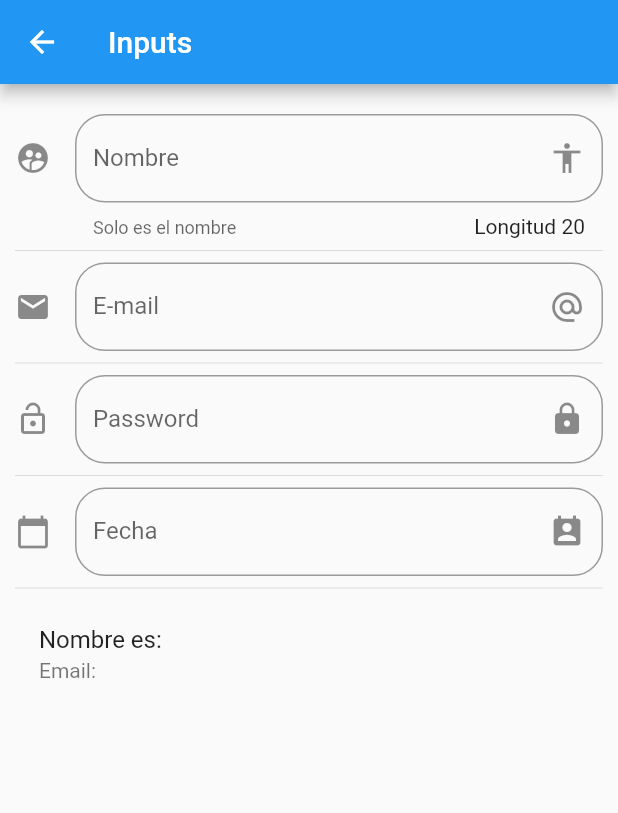
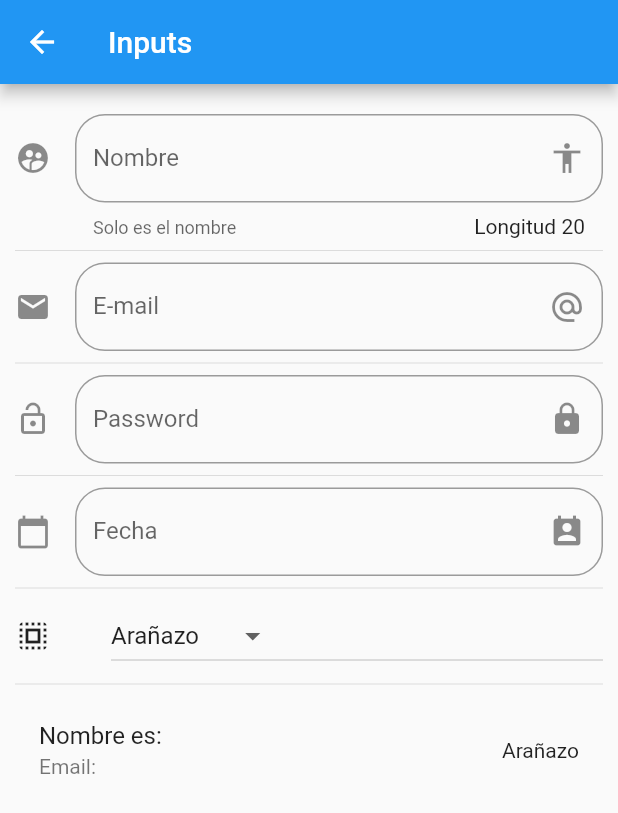
Before and after one commit to ocaparrostortosa/flutter-first-steps, a Flutter app: the InputsPage screen opened by its route, on a phone screen of 412 x 824 dp. Shown: the top 813 px of the screen. Run offline on Flutter 3.47's test engine with Material 2 defaults, Android fonts, the phone set to English and light mode, and no system bars.

Commit message:
Added a new DropDown widget

```diff
--- a/flutter_widgets/lib/src/pages/inputs_page.dart
+++ b/flutter_widgets/lib/src/pages/inputs_page.dart
@@ -8,33 +8,40 @@ class InputsPage extends StatefulWidget {
 }
 
 class _InputsPageState extends State<InputsPage> {
-
   String _nombre = "";
   String _email = "";
   String _password = "";
 
   String _fecha = "";
-  TextEditingController _inputFieldDateController = new TextEditingController(); //Controlador de la fecha en la caja de texto
+  TextEditingController _inputFieldDateController =
+      new TextEditingController(); //Controlador de la fecha en la caja de texto
 
   int _longitudMax = 20;
   int _longitudNombre = 20;
 
+  List<String> _ataques = ['Arañazo', 'Latigo zepa', 'Cabezazo'];
+  String _opcionSeleccionada =
+      "Arañazo"; //Valor por defecto de la opcion de ataques
 
   @override
   Widget build(BuildContext context) {
     return Scaffold(
-      appBar: AppBar(title: Text("Inputs"),),
+      appBar: AppBar(
+        title: Text("Inputs"),
+      ),
       body: ListView(
         padding: EdgeInsets.symmetric(horizontal: 10.0, vertical: 20.0),
         children: <Widget>[
           _crearInput(),
           Divider(),
           _crearEmail(),
-           Divider(),
+          Divider(),
           _crearPassword(),
-           Divider(),
-           _crearFecha(context),
-           Divider(),
+          Divider(),
+          _crearFecha(context),
+          Divider(),
+          _crearDropwDown(),
+          Divider(),
           _crearPersona(),
         ],
       ),
@@ -42,9 +49,7 @@ class _InputsPageState extends State<InputsPage> {
   }
 
   Widget _crearInput() {
-
     return TextField(
-
       //autofocus: true,
       maxLength: _longitudMax,
       textCapitalization: TextCapitalization.sentences,
@@ -59,29 +64,60 @@ class _InputsPageState extends State<InputsPage> {
           borderRadius: BorderRadius.circular(20.0),
         ),
       ),
-      onChanged: (valor){
+      onChanged: (valor) {
         setState(() {
           _nombre = valor;
           _longitudNombre = _longitudMax - valor.length;
         });
       },
-
-    );
-
-  }
-
-
-  Widget _crearPersona(){
-    return ListTile(
-
-      title: Text("Nombre es: $_nombre"),
-      subtitle: Text("Email: $_email"),
-
     );
   }
 
+//Lista de elementos para el dropdown
+  List<DropdownMenuItem<String>> _getOpcionesDropDown() {
+    List<DropdownMenuItem<String>> lista = new List();
 
-  Widget _crearEmail(){
+    _ataques.forEach((ataque) {
+      lista.add(DropdownMenuItem(
+        child: Text(ataque),
+        value: ataque,
+      ));
+    });
+
+    return lista;
+  }
+
+  Widget _crearDropwDown() {
+    return Row(
+      children: <Widget>[
+        Icon(Icons.select_all),
+        SizedBox(
+          width: 40.0,
+        ),
+        Expanded(
+          child: DropdownButton(
+            value: _opcionSeleccionada,
+            items: _getOpcionesDropDown(),
+            onChanged: (opcion) {
+              setState(() {
+                _opcionSeleccionada = opcion;
+              });
+            },
+          ),
+        )
+      ],
+    );
+  }
+
+  Widget _crearPersona() {
+    return ListTile(
+      title: Text("Nombre es: $_nombre"),
+      subtitle: Text("Email: $_email"),
+      trailing: Text(_opcionSeleccionada),
+    );
+  }
+
+  Widget _crearEmail() {
     return TextField(
       keyboardType: TextInputType.emailAddress,
       decoration: InputDecoration(
@@ -93,13 +129,13 @@ class _InputsPageState extends State<InputsPage> {
           borderRadius: BorderRadius.circular(20.0),
         ),
       ),
-      onChanged: (valor) => setState((){_email = valor;}),
-
-
+      onChanged: (valor) => setState(() {
+        _email = valor;
+      }),
     );
   }
 
-  Widget _crearPassword(){
+  Widget _crearPassword() {
     return TextField(
       obscureText: true,
       decoration: InputDecoration(
@@ -111,14 +147,13 @@ class _InputsPageState extends State<InputsPage> {
           borderRadius: BorderRadius.circular(20.0),
         ),
       ),
-      onChanged: (valor) => setState((){_password = valor;}),
-
-
+      onChanged: (valor) => setState(() {
+        _password = valor;
+      }),
     );
   }
 
-  Widget _crearFecha(BuildContext context){
-
+  Widget _crearFecha(BuildContext context) {
     return TextField(
       enableInteractiveSelection: false,
       controller: _inputFieldDateController, //Controlador de la caja de texto
@@ -131,19 +166,14 @@ class _InputsPageState extends State<InputsPage> {
           borderRadius: BorderRadius.circular(20.0),
         ),
       ),
-      onTap: (){
-
+      onTap: () {
         FocusScope.of(context).requestFocus(new FocusNode());
         _seleccionarFecha(context);
-
       },
-
     );
-
   }
 
-  _seleccionarFecha(BuildContext context) async{
-
+  _seleccionarFecha(BuildContext context) async {
     DateTime seleccionada = await showDatePicker(
       context: context,
       initialDate: new DateTime.now(),
@@ -152,15 +182,11 @@ class _InputsPageState extends State<InputsPage> {
       locale: Locale('es', 'ES'), //Idioma
     );
 
-    if(seleccionada != null){
+    if (seleccionada != null) {
       setState(() {
         _fecha = seleccionada.toString();
         _inputFieldDateController.text = _fecha;
       });
     }
-
   }
-
-
-
 }
```
